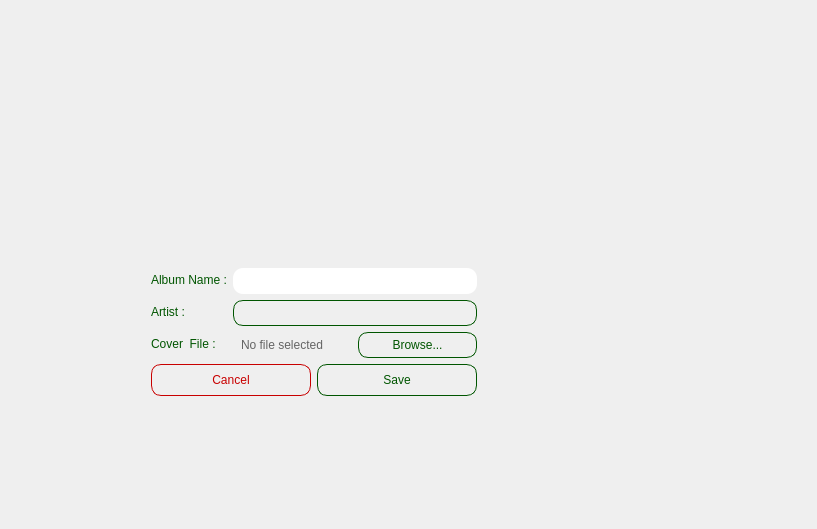
aminfooladi/QSpotify, file addalbum.ui: the form before one commit; both pictures show x 183 to 1000 and y 0 to 529 of the 1000 by 700 pixel window.
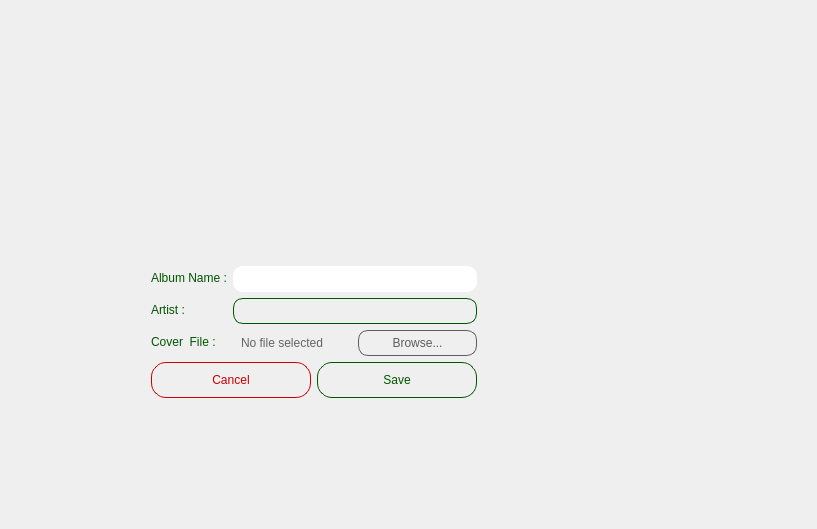
The form after the commit. Icons and pictures are not drawn.

```diff
--- a/addalbum.ui
+++ b/addalbum.ui
@@ -13,6 +13,9 @@
   <property name="windowTitle">
    <string>MainWindow</string>
   </property>
+  <property name="styleSheet">
+   <string notr="true">background-image: url(:/images/background/images/liteBackground.png);</string>
+  </property>
   <widget class="QWidget" name="centralwidget">
    <layout class="QGridLayout" name="gridLayout" columnstretch="0,0,0">
     <item row="0" column="1">
@@ -120,11 +123,24 @@
         <item>
          <widget class="QPushButton" name="selectFileButton">
           <property name="styleSheet">
-           <string notr="true">background: transparent;
-border: 1px solid rgb(0, 85, 0);
+           <string notr="true">QPushButton {
+background: transparent;
+border: 1px solid rgb(93, 93, 93);
 border-radius: 10px;
 padding: 5px 15px;
-color: rgb(0, 85, 0);</string>
+color: rgb(93, 93, 93);
+font: 700 9pt &quot;Segoe UI&quot;;
+}
+
+QPushButton:hover {
+	background-color: rgb(93, 93, 93);
+	border:1px solid rgb(255, 255, 255);
+border-radius: 10px;
+padding: 5px 15px;
+	color: rgb(255, 255, 255);
+	font: 700 9pt &quot;Segoe UI&quot;;
+}
+</string>
           </property>
           <property name="text">
            <string>Browse...</string>
@@ -138,12 +154,24 @@
         <item>
          <widget class="QPushButton" name="cancelPushButton">
           <property name="styleSheet">
-           <string notr="true">background: transparent;
+           <string notr="true">QPushButton {
+background: transparent;
 border: 1px solid rgb(200, 0, 0);
-border-radius: 10px;
-padding: 8px 25px;
+border-radius: 15px;
+padding: 10px;
 color: rgb(200, 0, 0);
-font: 700 9pt &quot;Segoe UI&quot;;</string>
+font: 700 9pt &quot;Segoe UI&quot;;
+}
+
+QPushButton:hover {
+	background-color: rgb(200, 0, 0);
+	border:1px solid rgb(255, 255, 255);
+	border-radius: 15px;
+	padding: 10px;
+	color: rgb(255, 255, 255);
+	font: 700 9pt &quot;Segoe UI&quot;;
+}
+</string>
           </property>
           <property name="text">
            <string>Cancel</string>
@@ -153,12 +181,24 @@
         <item>
          <widget class="QPushButton" name="savePushButton">
           <property name="styleSheet">
-           <string notr="true">background: transparent;
-border: 1px solid rgb(0, 85, 0);
-border-radius: 10px;
-padding: 8px 25px;
-color: rgb(0, 85, 0);
-font: 700 9pt &quot;Segoe UI&quot;;</string>
+           <string notr="true">QPushButton {
+	background: transparent;
+	border:1px solid rgb(0, 85, 0);
+	border-radius: 15px;
+	padding: 10px;
+	color: rgb(0, 85, 0);
+	font: 700 9pt &quot;Segoe UI&quot;;
+}
+
+QPushButton:hover {
+	background-color: rgb(0, 85, 0);
+	border:1px solid rgb(0, 85, 0);
+	border-radius: 15px;
+	padding: 10px;
+	color: rgb(255, 255, 255);
+	font: 700 9pt &quot;Segoe UI&quot;;
+}
+</string>
           </property>
           <property name="text">
            <string>Save</string>
@@ -169,6 +209,14 @@
       </item>
       <item row="4" column="0" colspan="2">
        <widget class="QLabel" name="erorLabel">
+        <property name="styleSheet">
+         <string notr="true">color: rgb(216, 0, 0);
+background: transparent;
+border-radius: 10px;
+
+
+</string>
+        </property>
         <property name="text">
          <string/>
         </property>
@@ -203,7 +251,7 @@
      </spacer>
     </item>
     <item row="0" column="2">
-     <layout class="QGridLayout" name="gridLayout_2" rowstretch="3,1" columnstretch="1,3">
+     <layout class="QGridLayout" name="gridLayout_2" rowstretch="3,2" columnstretch="2,3">
       <item row="0" column="1">
        <widget class="QLabel" name="label">
         <property name="styleSheet">
```
